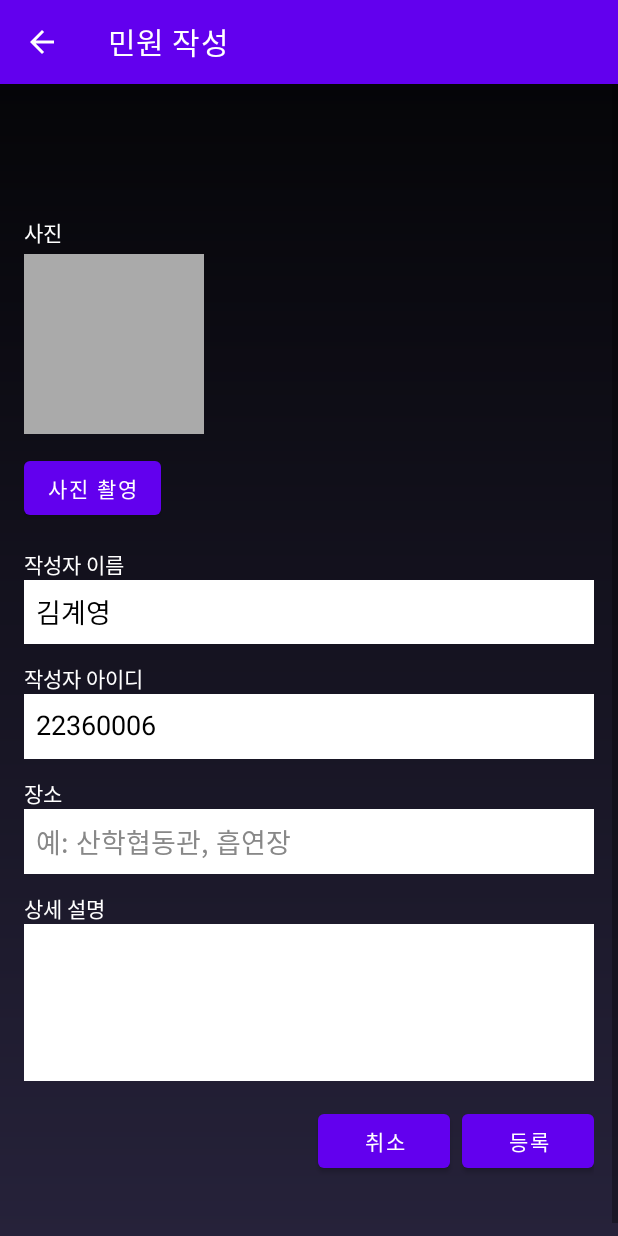
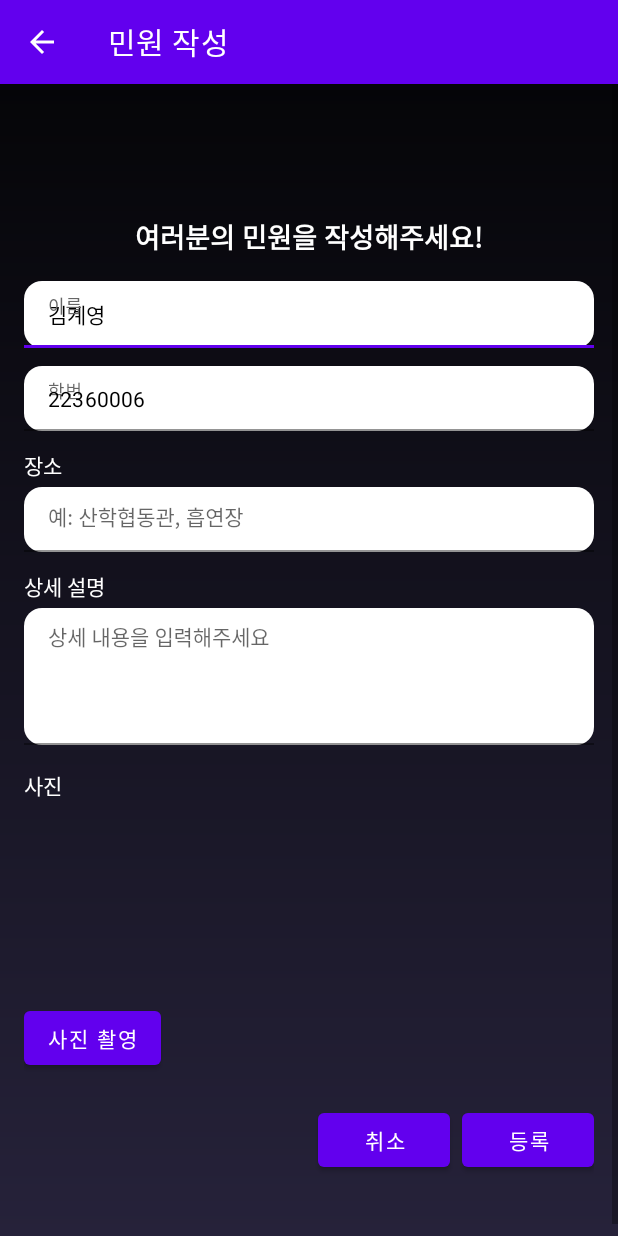
Before and after one commit to yonam-copspot/yonam-copspot, an Android app: the CreateComplaintActivity screen opened directly, with no data from a screen before it, on a phone screen of 412 x 824 dp. Run offline under Robolectric (Android 15) with nearby library versions, the phone set to English and light mode, and no system bars.

Commit message:
디자인변경

```diff
--- /dev/null
+++ b/Yonam-copspot-App/Yonamcopspot/app/src/main/res/drawable/design_complaints.xml
@@ -0,0 +1,15 @@
+<?xml version="1.0" encoding="utf-8"?>
+<shape xmlns:android="http://schemas.android.com/apk/res/android">
+    <solid android:color="@android:color/white"/>
+
+    <corners android:radius="28dp"/>
+
+    <padding
+        android:left="14dp"
+        android:top="10dp"
+        android:right="14dp"
+        android:bottom="10dp"/>
+
+</shape>
+
+    <!--button design -->
--- /dev/null
+++ b/Yonam-copspot-App/Yonamcopspot/app/src/main/res/drawable/design_image.xml
@@ -0,0 +1,4 @@
+<shape xmlns:android="http://schemas.android.com/apk/res/android">
+    <solid android:color="@android:color/transparent"/>
+    <corners android:radius="12dp"/>
+</shape>
--- a/Yonam-copspot-App/Yonamcopspot/app/src/main/res/layout/activity_create_complaint.xml
+++ b/Yonam-copspot-App/Yonamcopspot/app/src/main/res/layout/activity_create_complaint.xml
@@ -1,13 +1,12 @@
 <?xml version="1.0" encoding="utf-8"?>
 <ScrollView xmlns:android="http://schemas.android.com/apk/res/android"
+    xmlns:app="http://schemas.android.com/apk/res-auto"
     android:id="@+id/scrollViewCreateComplaint"
     android:layout_width="match_parent"
     android:layout_height="match_parent"
     android:background="@drawable/main_background_gradient"
     android:fillViewport="true">
 
-    <!-- 화면 전체(액션바 아래~하단바 위)를 채우는 컨테이너 -->
-    <!-- 🔥 중요: layout_height는 wrap_content -->
     <LinearLayout
         android:layout_width="match_parent"
         android:layout_height="wrap_content"
@@ -17,119 +16,159 @@
         android:paddingTop="88dp"
         android:paddingBottom="48dp">
 
-        <!-- 사진 촬영/미리보기 -->
+        <!-- 타이틀 -->
+        <TextView
+            android:id="@+id/title"
+            android:layout_width="match_parent"
+            android:layout_height="wrap_content"
+            android:text="여러분의 민원을 작성해주세요!"
+            android:textAlignment="center"
+            android:textColor="@android:color/white"
+            android:textStyle="bold"
+            android:textSize="18sp"
+            android:layout_marginBottom="16dp"/>
+
+        <!-- 이름 -->
+        <com.google.android.material.textfield.TextInputLayout
+            android:layout_width="match_parent"
+            android:layout_height="wrap_content"
+            android:layout_marginBottom="12dp"
+            app:boxBackgroundMode="filled"
+            app:boxBackgroundColor="@android:color/white"
+            app:boxCornerRadiusTopStart="12dp"
+            app:boxCornerRadiusTopEnd="12dp"
+            app:boxCornerRadiusBottomStart="12dp"
+            app:boxCornerRadiusBottomEnd="12dp"
+            app:hintTextColor="#666666">
+
+            <com.google.android.material.textfield.TextInputEditText
+                android:id="@+id/editWriterName"
+                android:layout_width="match_parent"
+                android:layout_height="wrap_content"
+                android:hint="이름"
+                android:inputType="textPersonName"
+                android:textColor="@android:color/black"
+                android:textSize="14sp"
+                android:padding="12dp"/>
+        </com.google.android.material.textfield.TextInputLayout>
+
+        <!-- 아이디 -->
+        <com.google.android.material.textfield.TextInputLayout
+            android:layout_width="match_parent"
+            android:layout_height="wrap_content"
+            android:layout_marginBottom="12dp"
+            app:boxBackgroundMode="filled"
+            app:boxBackgroundColor="@android:color/white"
+            app:boxCornerRadiusTopStart="12dp"
+            app:boxCornerRadiusTopEnd="12dp"
+            app:boxCornerRadiusBottomStart="12dp"
+            app:boxCornerRadiusBottomEnd="12dp"
+            app:hintTextColor="#666666">
+
+            <com.google.android.material.textfield.TextInputEditText
+                android:id="@+id/editUserId"
+                android:layout_width="match_parent"
+                android:layout_height="wrap_content"
+                android:hint="학번"
+                android:inputType="text"
+                android:textColor="@android:color/black"
+                android:textSize="14sp"
+                android:padding="12dp"/>
+        </com.google.android.material.textfield.TextInputLayout>
+
+        <!-- 장소 -->
+        <TextView
+            android:layout_width="wrap_content"
+            android:layout_height="wrap_content"
+            android:text="장소"
+            android:textColor="@android:color/white"
+            android:layout_marginBottom="4dp"/>
+
+        <com.google.android.material.textfield.TextInputLayout
+            android:layout_width="match_parent"
+            android:layout_height="wrap_content"
+            android:layout_marginBottom="12dp"
+            app:boxBackgroundMode="filled"
+            app:boxBackgroundColor="@android:color/white"
+            app:boxCornerRadiusTopStart="12dp"
+            app:boxCornerRadiusTopEnd="12dp"
+            app:boxCornerRadiusBottomStart="12dp"
+            app:boxCornerRadiusBottomEnd="12dp"
+            app:hintTextColor="#666666">
+
+            <com.google.android.material.textfield.TextInputEditText
+                android:id="@+id/editLocation"
+                android:layout_width="match_parent"
+                android:layout_height="wrap_content"
+                android:hint="예: 산학협동관, 흡연장"
+                android:inputType="text"
+                android:textColor="@android:color/black"
+                android:textSize="14sp"
+                android:padding="12dp"/>
+        </com.google.android.material.textfield.TextInputLayout>
+
+        <!-- 상세설명 -->
+        <TextView
+            android:layout_width="wrap_content"
+            android:layout_height="wrap_content"
+            android:text="상세 설명"
+            android:textColor="@android:color/white"
+            android:layout_marginBottom="4dp"/>
+
+        <com.google.android.material.textfield.TextInputLayout
+            android:layout_width="match_parent"
+            android:layout_height="wrap_content"
+            android:layout_marginBottom="16dp"
+            app:boxBackgroundMode="filled"
+            app:boxBackgroundColor="@android:color/white"
+            app:boxCornerRadiusTopStart="12dp"
+            app:boxCornerRadiusTopEnd="12dp"
+            app:boxCornerRadiusBottomStart="12dp"
+            app:boxCornerRadiusBottomEnd="12dp"
+            app:hintTextColor="#666666">
+
+            <com.google.android.material.textfield.TextInputEditText
+                android:id="@+id/editMessage"
+                android:layout_width="match_parent"
+                android:layout_height="wrap_content"
+                android:minLines="4"
+                android:gravity="top"
+                android:hint="상세 내용을 입력해주세요"
+                android:inputType="textMultiLine"
+                android:textColor="@android:color/black"
+                android:textSize="14sp"
+                android:padding="12dp"/>
+        </com.google.android.material.textfield.TextInputLayout>
+
+        <!-- 사진 -->
         <TextView
             android:layout_width="wrap_content"
             android:layout_height="wrap_content"
             android:text="사진"
             android:textColor="@android:color/white"
-            android:layout_marginBottom="4dp" />
+            android:layout_marginBottom="6dp"/>
 
         <ImageView
             android:id="@+id/imagePreview"
             android:layout_width="120dp"
             android:layout_height="120dp"
-            android:scaleType="centerCrop"
-            android:background="@android:color/darker_gray"
-            android:layout_marginBottom="12dp" />
+            android:layout_marginBottom="8dp"
+            android:background="@drawable/design_image"
+            android:scaleType="centerCrop"/>
 
         <Button
             android:id="@+id/btnTakePhoto"
             android:layout_width="wrap_content"
             android:layout_height="wrap_content"
-            android:text="사진 촬영" />
+            android:text="사진 촬영"
+            android:layout_marginBottom="20dp"/>
 
-        <!-- 이름 / 아이디 / 장소 / 상세설명 -->
-
-        <TextView
-            android:layout_width="wrap_content"
-            android:layout_height="wrap_content"
-            android:text="작성자 이름"
-            android:textColor="@android:color/white"
-            android:layout_marginTop="16dp" />
-
-        <EditText
-            android:id="@+id/editWriterName"
-            android:layout_width="match_parent"
-            android:layout_height="wrap_content"
-            android:minLines="1"
-            android:maxLines="1"
-            android:inputType="textMultiLine"
-            android:gravity="top"
-            android:background="@android:color/white"
-            android:padding="8dp"
-            android:layout_marginBottom="12dp"
-            android:textColor="@android:color/black"
-            android:textColorHint="#888888" />
-
-        <TextView
-            android:layout_width="wrap_content"
-            android:layout_height="wrap_content"
-            android:text="작성자 아이디"
-            android:textColor="@android:color/white" />
-
-        <EditText
-            android:id="@+id/editUserId"
-            android:layout_width="match_parent"
-            android:layout_height="wrap_content"
-            android:minLines="1"
-            android:maxLines="1"
-            android:inputType="textMultiLine"
-            android:gravity="top"
-            android:background="@android:color/white"
-            android:padding="8dp"
-            android:layout_marginBottom="12dp"
-            android:hint="아이디"
-            android:textColor="@android:color/black"
-            android:textColorHint="#888888" />
-
-        <TextView
-            android:layout_width="wrap_content"
-            android:layout_height="wrap_content"
-            android:text="장소"
-            android:textColor="@android:color/white" />
-
-        <EditText
-            android:id="@+id/editLocation"
-            android:layout_width="match_parent"
-            android:layout_height="wrap_content"
-            android:minLines="1"
-            android:maxLines="1"
-            android:inputType="textMultiLine"
-            android:gravity="top"
-            android:background="@android:color/white"
-            android:padding="8dp"
-            android:layout_marginBottom="12dp"
-            android:hint="예: 산학협동관, 흡연장"
-            android:textColor="@android:color/black"
-            android:textColorHint="#888888" />
-
-        <TextView
-            android:layout_width="wrap_content"
-            android:layout_height="wrap_content"
-            android:text="상세 설명"
-            android:textColor="@android:color/white" />
-
-        <EditText
-            android:id="@+id/editMessage"
-            android:layout_width="match_parent"
-            android:layout_height="wrap_content"
-            android:minLines="4"
-            android:maxLines="6"
-            android:inputType="textMultiLine"
-            android:gravity="top"
-            android:background="@android:color/white"
-            android:padding="8dp"
-            android:layout_marginBottom="16dp"
-            android:textColor="@android:color/black"
-            android:textColorHint="#888888" />
-
-        <!-- 버튼 영역 -->
+        <!-- 하단 버튼 -->
         <LinearLayout
             android:layout_width="match_parent"
             android:layout_height="wrap_content"
             android:orientation="horizontal"
-            android:gravity="right">
+            android:gravity="end">
 
             <Button
                 android:id="@+id/btnCancel"
@@ -142,9 +181,8 @@
                 android:layout_width="wrap_content"
                 android:layout_height="wrap_content"
                 android:text="등록"
-                android:layout_marginStart="8dp" />
+                android:layout_marginStart="8dp"/>
         </LinearLayout>
 
     </LinearLayout>
-
 </ScrollView>
--- a/Yonam-copspot-App/Yonamcopspot/app/src/main/res/layout/activity_main.xml
+++ b/Yonam-copspot-App/Yonamcopspot/app/src/main/res/layout/activity_main.xml
@@ -18,15 +18,30 @@
         app:layout_constraintStart_toStartOf="parent"
         app:layout_constraintEnd_toEndOf="parent">
 
-        <TextView
-            android:id="@+id/textTitle"
-            android:layout_width="wrap_content"
+        <LinearLayout
+            android:id="@+id/titlelayout"
+            android:layout_width="237dp"
             android:layout_height="wrap_content"
-            android:text="COPSPOT"
-            android:textSize="32sp"
-            android:textStyle="bold"
-            android:textColor="@android:color/white" />
+            android:layout_marginTop="16dp"
+            android:background="@drawable/card_background"
+            android:orientation="horizontal"
+            android:padding="16dp">
 
+            <ImageView
+                android:id="@+id/yonamicon"
+                android:layout_width="44dp"
+                android:layout_height="43dp"
+                android:src="@drawable/design_main_yonam_logo" />
+
+            <TextView
+                android:id="@+id/textTitle"
+                android:layout_width="wrap_content"
+                android:layout_height="wrap_content"
+                android:text="COPSPOT"
+                android:textColor="@android:color/white"
+                android:textSize="32sp"
+                android:textStyle="bold" />
+        </LinearLayout>
         <TextView
             android:id="@+id/textSubtitle"
             android:layout_width="wrap_content"
@@ -35,6 +50,7 @@
             android:textSize="14sp"
             android:textColor="@android:color/white"
             android:layout_marginTop="8dp" />
+
 
         <!-- 민원 처리 현황 카드 -->
         <LinearLayout
```
Also changed, not shown: 1 other file.
